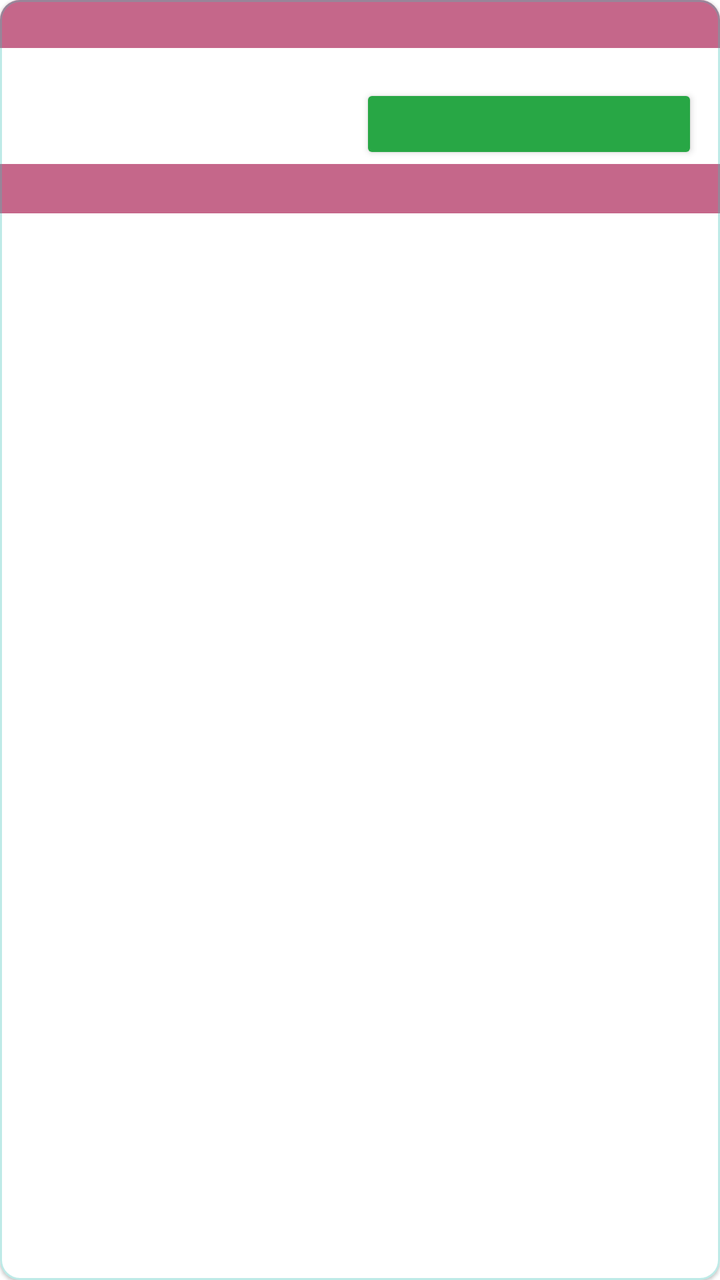
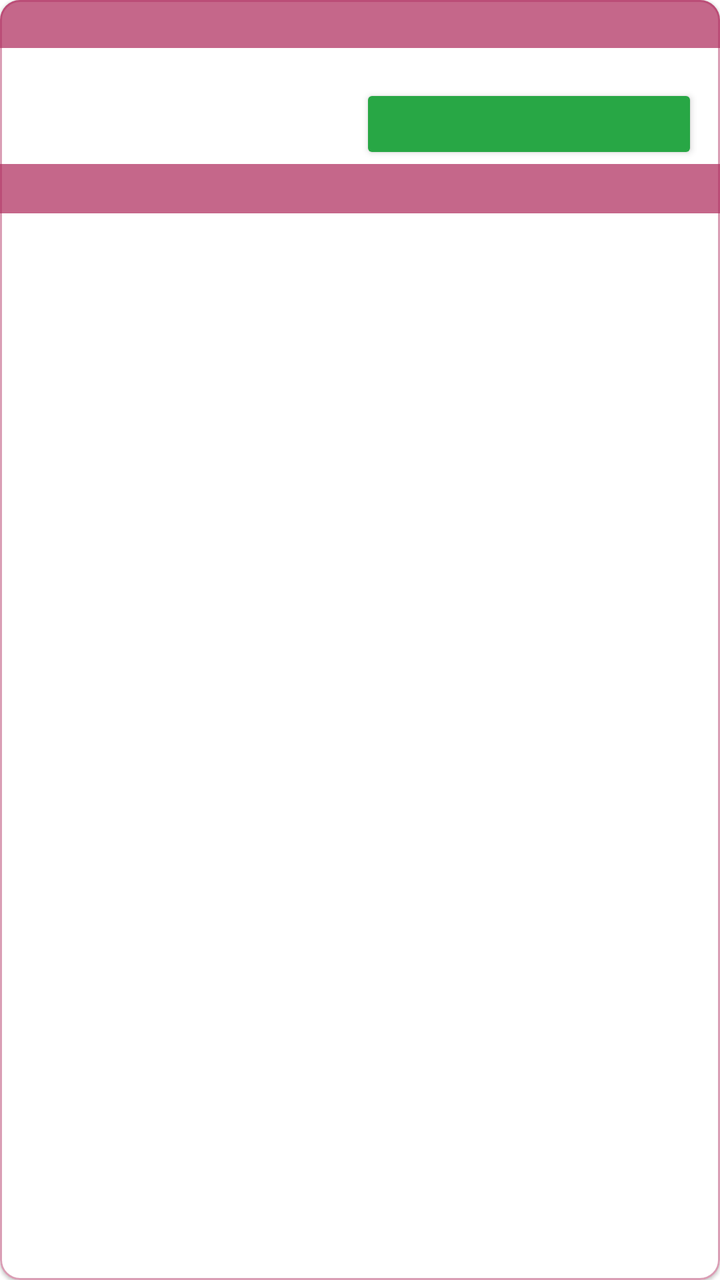

The first picture is an Android layout as it rendered before a commit; the second is the same layout after the commit. The layout source and the unified diff follow.
<!-- AndroidManifest.xml: application theme Theme.LabzApp -->
<!-- res/layout/myreport_list_item.xml -->
<?xml version="1.0" encoding="utf-8"?>
<com.google.android.material.card.MaterialCardView
    android:layout_height="wrap_content"
    android:layout_width="match_parent"
    app:cardCornerRadius="10dp"
    xmlns:app="http://schemas.android.com/apk/res-auto"
    app:strokeColor="@color/green_border"
    app:strokeWidth="1dp"
    app:cardBackgroundColor="@color/white"
    android:layout_marginVertical="4dp"
    xmlns:android="http://schemas.android.com/apk/res/android">

    <LinearLayout android:orientation="vertical"
        android:layout_width="match_parent"
        android:layout_height="wrap_content">
        <TextView
            android:layout_width="match_parent"
            android:layout_height="wrap_content"
            android:textColor="@color/white"
            android:background="@color/maroon"
            android:paddingVertical="4dp"
            android:paddingHorizontal="10dp"
            android:textSize="14sp"
            android:id="@+id/patient_name"
            android:shadowColor = "@color/txtShadow"
            android:shadowDx="2"
            android:textStyle="bold"
            android:shadowDy="2"
            android:shadowRadius="2"
            />


        <LinearLayout
            android:layout_width="match_parent"
            android:layout_height="match_parent"
            android:orientation="vertical"
            android:paddingHorizontal="6dp"
            >

            <TextView
                android:id="@+id/book_lab_name"
                android:gravity="top"
                android:layout_width="match_parent"
                android:layout_height="wrap_content"
                android:maxLines="2"
                android:paddingHorizontal="5dp"
                android:paddingTop="3dp"
                android:textStyle="bold"
                android:letterSpacing=".01"
                android:textColor="@color/black"
                android:textSize="13sp" />

            <LinearLayout
                android:layout_width="match_parent"
                android:layout_height="wrap_content"
                android:orientation="horizontal"
                android:paddingHorizontal="5dp"
                android:gravity="center">
                <TextView
                    android:id="@+id/bk_id"
                    android:gravity="start|center"
                    android:layout_marginRight="5dp"
                    android:layout_width="match_parent"
                    android:layout_height="match_parent"
                    android:layout_weight="1"
                    android:textAllCaps="false"
                    android:textColor="@color/black"
                    android:fontFamily="@font/lato_regular"
                    android:textSize="12sp"
                    android:letterSpacing=".01"
                    />
                <Button
                    android:id="@+id/down_report"
                    android:layout_gravity="end"
                    android:layout_width="match_parent"
                    android:layout_height="40dp"
                    android:layout_weight="1"
                    android:textAllCaps="false"
                    android:textColor="@color/white"
                    android:fontFamily="@font/lato_black"
                    android:textSize="12sp"
                    android:letterSpacing=".01"
                    android:lineHeight="10sp"
                    android:backgroundTint="@color/success_green"
                    />
            </LinearLayout>
        </LinearLayout>
        <TextView
            android:layout_width="match_parent"
            android:layout_height="wrap_content"
            android:textColor="@color/white"
            android:background="@color/maroon"
            android:paddingVertical="5dp"
            android:paddingHorizontal="10dp"
            android:textSize="13sp"
            android:id="@+id/book_total"
            android:shadowColor = "@color/txtShadow"
            android:shadowDx = "1"
            android:shadowDy = "1"
            android:shadowRadius = "2"
            />
    </LinearLayout>
</com.google.android.material.card.MaterialCardView>
<!-- resources referenced by this layout -->
<resources>
  <color name="black">#FF000000</color>
  <color name="green_border">#553CBFB8</color>
  <color name="maroon">#BBB03060</color>
  <color name="success_green">#FF28A745</color>
  <color name="txtShadow">#DD000000</color>
  <color name="white">#FFFFFFFF</color>
  <style name="Theme.LabzApp" parent="Theme.MaterialComponents.DayNight.NoActionBar">
          
          <item name="colorPrimary">@color/purple_500</item>
          <item name="colorPrimaryVariant">@color/purple_700</item>
          <item name="colorOnPrimary">@color/white</item>
          
          <item name="colorSecondary">@color/teal_200</item>
          <item name="colorSecondaryVariant">@color/teal_700</item>
          <item name="colorOnSecondary">@color/black</item>
          
          <item name="android:statusBarColor" tools:targetApi="l">?attr/colorPrimaryVariant</item>
          
          <item name="android:fontFamily">@font/lato</item>
  
      </style>
  <color name="purple_500">#FFFF8B3D</color>
  <color name="purple_700">#FFFF6600</color>
  <color name="teal_200">#FF03DAC5</color>
  <color name="teal_700">#FF018786</color>
</resources>

<!-- the commit's change to res/layout/myreport_list_item.xml (unified diff, before → after) -->
@@ -4,7 +4,7 @@
     android:layout_width="match_parent"
     app:cardCornerRadius="10dp"
     xmlns:app="http://schemas.android.com/apk/res-auto"
-    app:strokeColor="@color/green_border"
+    app:strokeColor="@color/maroon_border"
     app:strokeWidth="1dp"
     app:cardBackgroundColor="@color/white"
     android:layout_marginVertical="4dp"
@@ -28,7 +28,6 @@
             android:shadowDy="2"
             android:shadowRadius="2"
             />
-
 
         <LinearLayout
             android:layout_width="match_parent"
<!-- resource entries referenced after the edit -->
@@ -1,8 +1,8 @@
 <!-- resources referenced by this layout -->
 <resources>
   <color name="black">#FF000000</color>
-  <color name="green_border">#553CBFB8</color>
   <color name="maroon">#BBB03060</color>
+  <color name="maroon_border">#77B03060</color>
   <color name="success_green">#FF28A745</color>
   <color name="txtShadow">#DD000000</color>
   <color name="white">#FFFFFFFF</color>
